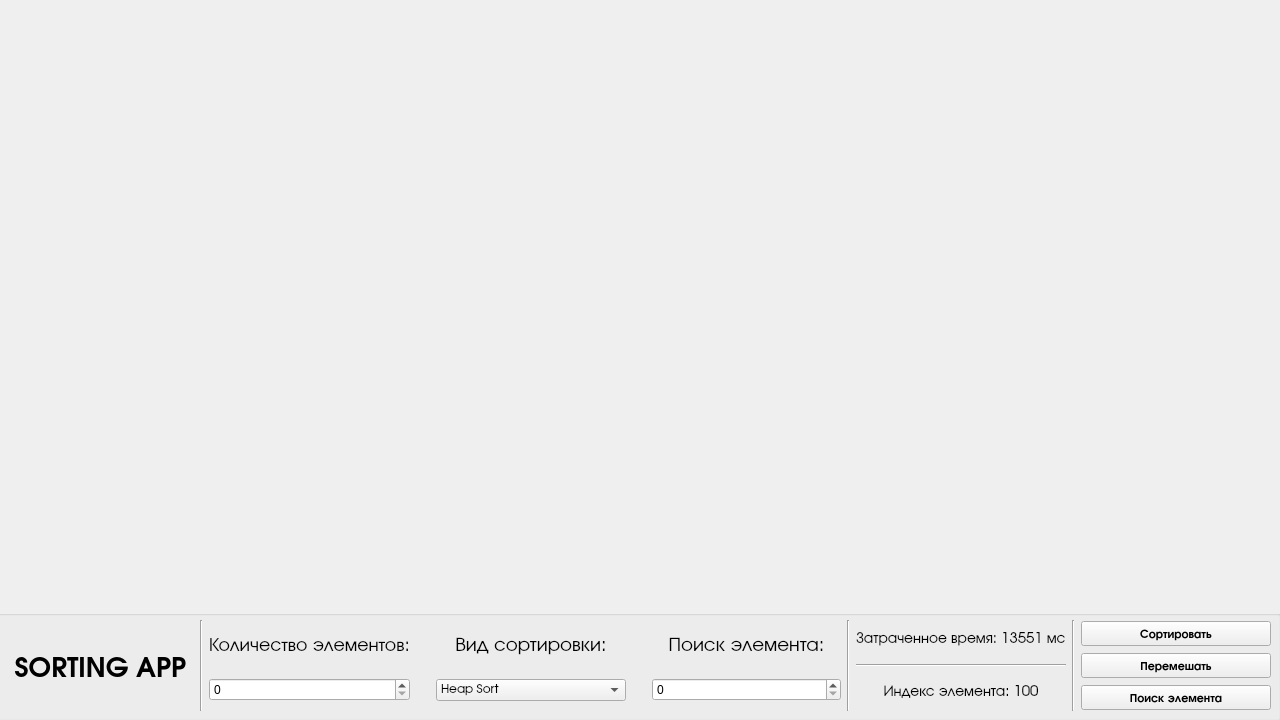
This is LabWork_4/Task_1/mainwindow.ui in Max2772/FoA-P-2-Semester- as Qt 5 draws it before an edit. The edited form follows.
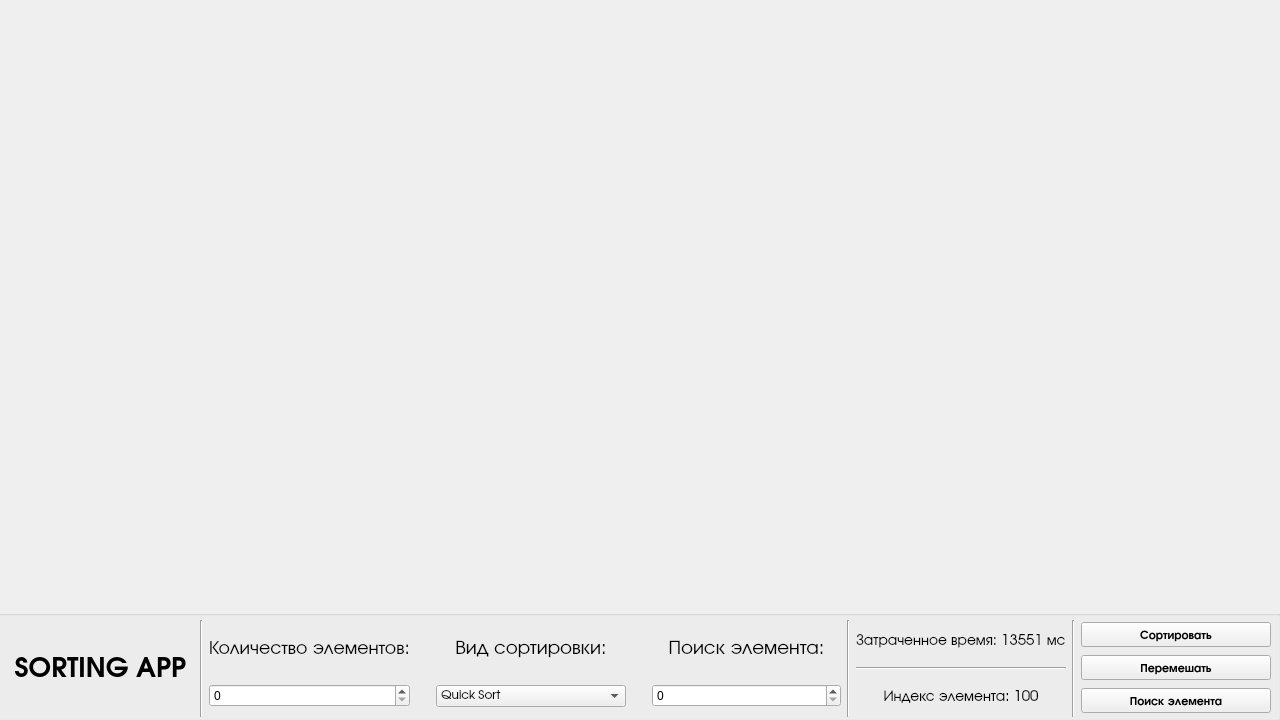
This is the edited form. Icons and pictures are not drawn.

What changed in the file:
```diff
--- a/LabWork_4/Task_1/mainwindow.ui
+++ b/LabWork_4/Task_1/mainwindow.ui
@@ -92,7 +92,7 @@
        <x>210</x>
        <y>10</y>
        <width>1071</width>
-       <height>91</height>
+       <height>97</height>
       </rect>
      </property>
      <layout class="QHBoxLayout" name="horizontalLayout">
@@ -197,7 +197,7 @@
           </property>
           <item>
            <property name="text">
-            <string>Heap Sort</string>
+            <string>Quick Sort</string>
            </property>
           </item>
           <item>
```
Left out of the diff: 2 changed lines with no effect on the pictures.
